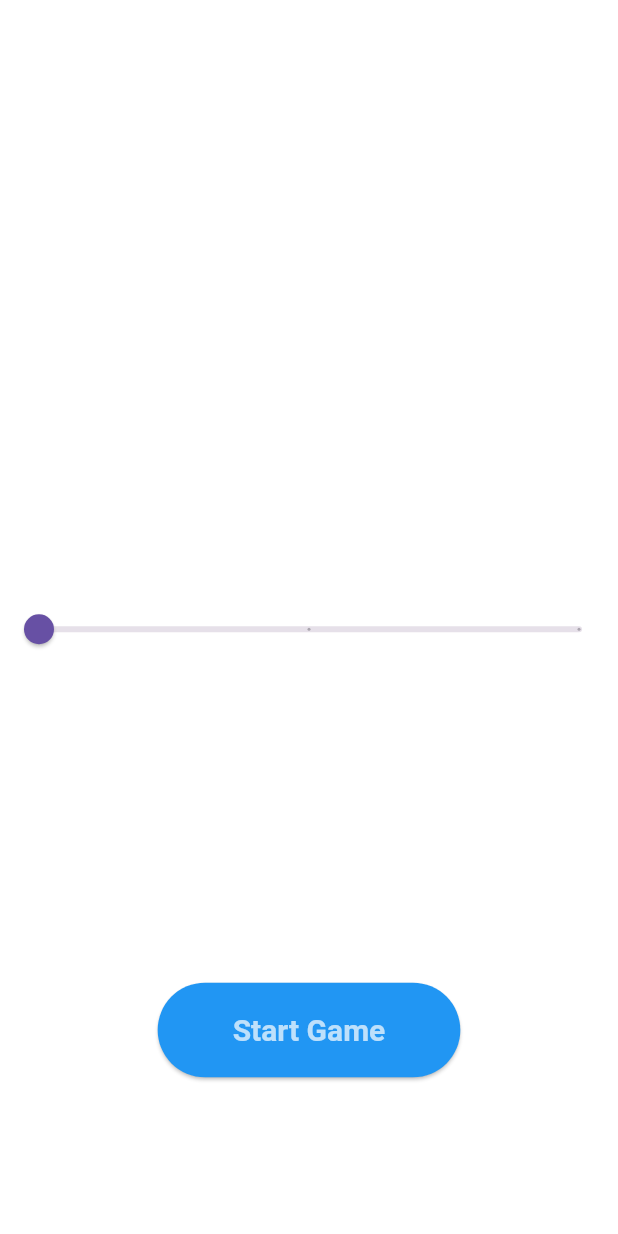
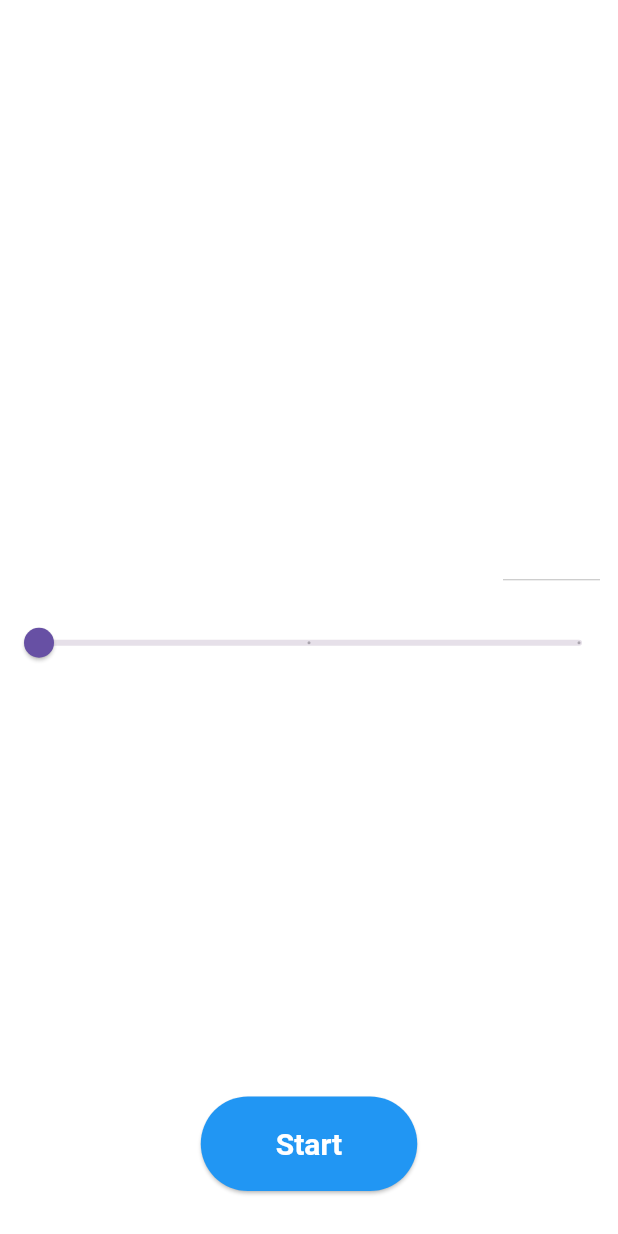
Before and after one commit to abhijith-dot99/QuizzY, a Flutter app: the screen it shows after launch, on a phone screen of 412 x 824 dp. Run offline on Flutter 3.47's test engine with Material 3 defaults, Android fonts, the phone set to English and light mode, and no system bars; our stand-ins replace dio.

Commit message:
changes on question selector

```diff
--- a/lib/pages/home_page.dart
+++ b/lib/pages/home_page.dart
@@ -10,6 +10,7 @@ class HomePageState extends State<HomePage> {
   double? _deviceWidth, _deviceHeight;
   double currentSliderValue = 0;
   List<String> difficultyLevel = ["Easy", "Medium", "Hard"];
+  int? selectedQestionNo = 5;
 
   @override
   Widget build(BuildContext context) {
@@ -19,13 +20,25 @@ class HomePageState extends State<HomePage> {
         backgroundColor: Color.fromARGB(0, 3, 12, 2),
         body: SafeArea(
             child: Column(
-                mainAxisAlignment: MainAxisAlignment.spaceAround,
+                mainAxisAlignment: MainAxisAlignment.start,
                 mainAxisSize: MainAxisSize.max,
                 crossAxisAlignment: CrossAxisAlignment.center,
                 children: [
               gameName(),
+              const Spacer(),
+              selectQuestionNo(),
+              const SizedBox(
+                height: 10,
+              ),
               sliderButton(),
+              const SizedBox(
+                height: 10,
+              ),
+              const Spacer(),
               startButton(context),
+              const SizedBox(
+                height: 30,
+              ),
             ])));
   }
 
@@ -58,6 +71,57 @@ class HomePageState extends State<HomePage> {
     );
   }
 
+  Widget selectQuestionNo() {
+    return Container(
+      padding: const EdgeInsets.symmetric(horizontal: 12),
+      child: Row(
+        mainAxisAlignment: MainAxisAlignment.spaceBetween,
+        crossAxisAlignment: CrossAxisAlignment.center,
+        mainAxisSize: MainAxisSize.min,
+        children: [
+          const Expanded(
+            flex: 5,
+            child: Text(
+              "Select no of questions:",
+              style: TextStyle(
+                  fontSize: 16, color: Colors.white), // Optional: Styling
+              overflow: TextOverflow.ellipsis,
+            ),
+          ),
+          Expanded(
+            flex: 1,
+            child: DropdownButton<int>(
+              isExpanded: true,
+              value: selectedQestionNo,
+              items: <int>[5, 10, 15].map((int value) {
+                return DropdownMenuItem<int>(
+                  value: value,
+                  child: Text(
+                    value.toString(),
+                    textAlign: TextAlign.end,
+                    style: const TextStyle(color: Colors.white),
+                  ),
+                );
+              }).toList(),
+              onChanged: (value) {
+                setState(() {
+                  selectedQestionNo = value;
+                });
+                print("selectedQestionNo$selectedQestionNo");
+              },
+              dropdownColor: Colors.black,
+              icon: const Icon(
+                Icons.arrow_drop_down_circle_outlined, // Use a different icon
+                color: Colors.white, // Optional: Change icon color
+                size: 24, // Optional: Change icon size
+              ),
+            ),
+          ),
+        ],
+      ),
+    );
+  }
+
   Widget startButton(BuildContext context) {
     final ButtonStyle style = ElevatedButton.styleFrom(
         textStyle: const TextStyle(fontSize: 20, color: Colors.red),
@@ -73,13 +137,17 @@ class HomePageState extends State<HomePage> {
           Navigator.push(
             context,
             MaterialPageRoute(
-                builder: (context) =>
-                    GamePage(selectedDifficulty: selectedDifficulty)),
+                builder: (context) => GamePage(
+                    selectedDifficulty: selectedDifficulty,
+                    selectedQestionNo: selectedQestionNo!)),
           );
         },
         child: const Text(
-          "Start Game",
-          style: TextStyle(color: Colors.white70, fontWeight: FontWeight.bold),
+          "Start",
+          style: TextStyle(
+            color: Colors.white,
+            fontWeight: FontWeight.bold,
+          ),
         ),
       ),
     );
```
Also changed, not shown: lib/pages/game_page.dart (+18 -3 lines), lib/providers/game_page_provider.dart (+18 -7 lines).
